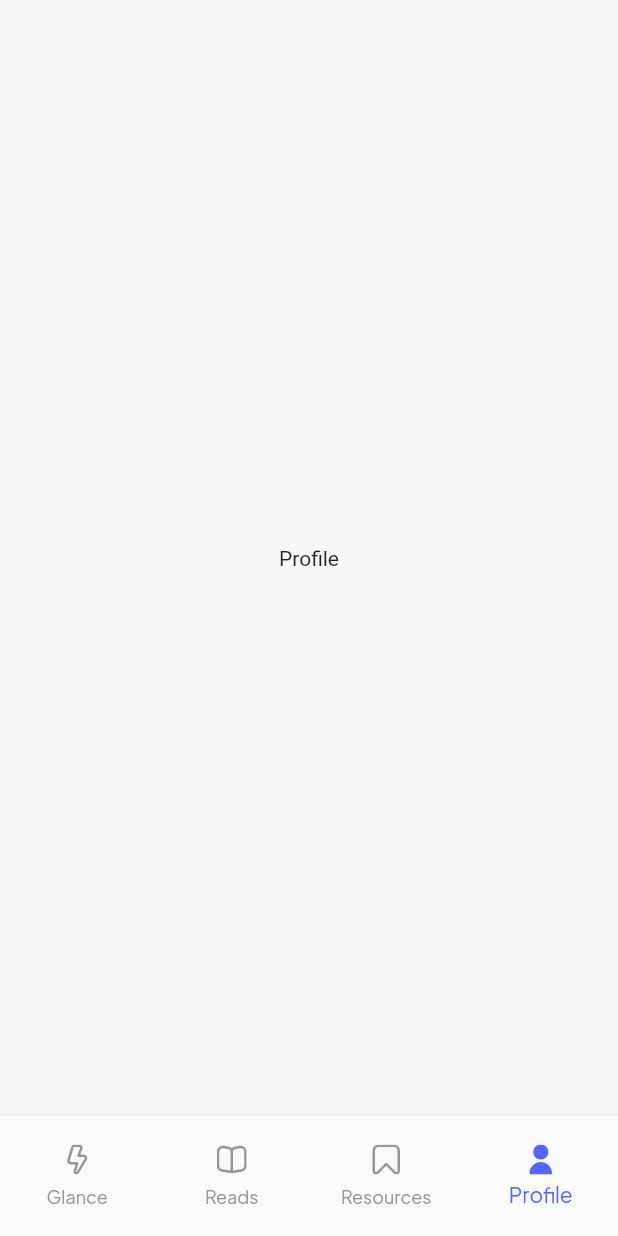
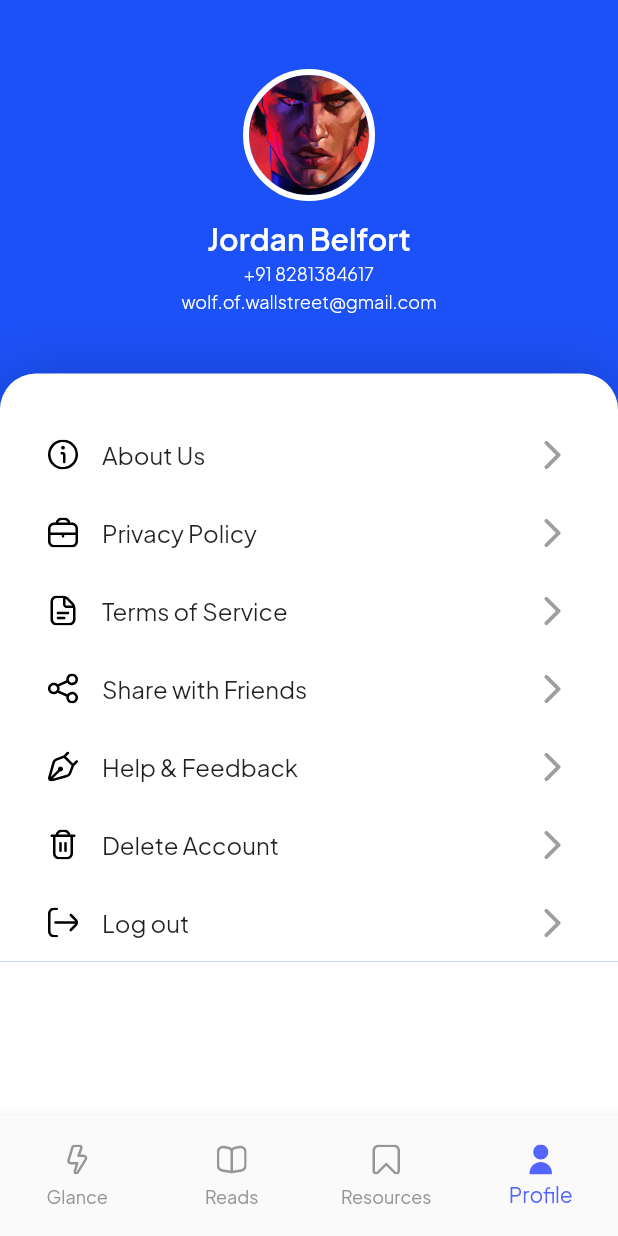
Before and after one commit to ijuice-20/spread, a Flutter app: the HomePage screen opened by its route, item 4 of the bottom bar chosen, on a phone screen of 412 x 824 dp. Run offline on Flutter 3.47's test engine with Material 2 defaults, Android fonts, the light colour scheme and no system bars; our stand-ins replace cloud_firestore, dotted_decoration, firebase_core, flutter_riverpod, flutter_svg, freezed_annotation and 2 more; accounts and stored records are empty; network calls fail.

Commit message:
feat: profile page ui

```diff
--- a/lib/app/application/values/text_style.dart
+++ b/lib/app/application/values/text_style.dart
@@ -65,6 +65,11 @@ final TextStyle plusJakartaSansSemiBold14 = GoogleFonts.plusJakartaSans(
   fontWeight: FontWeight.w600,
 );
 
+final TextStyle plusJakartaSansSemiBold20 = GoogleFonts.plusJakartaSans(
+  fontSize: 20,
+  fontWeight: FontWeight.w600,
+);
+
 final TextStyle plusJakartaSansSemiBold16 = GoogleFonts.plusJakartaSans(
   fontSize: 16,
   fontWeight: FontWeight.w600,
--- /dev/null
+++ b/lib/features/profile/presentation/presentation.dart
@@ -0,0 +1 @@
+export 'profile_page.dart';
--- /dev/null
+++ b/lib/features/profile/presentation/profile_page.dart
@@ -0,0 +1,182 @@
+import 'package:flutter/material.dart';
+import 'package:flutter_svg/flutter_svg.dart';
+import 'package:spread/app/application/values/text_style.dart';
+
+class ProfilePage extends StatelessWidget {
+  const ProfilePage({super.key});
+
+  @override
+  Widget build(BuildContext context) {
+    return SafeArea(
+      child: Scaffold(
+        backgroundColor: const Color(0xFF1C51F7),
+        body: Column(
+          mainAxisAlignment: MainAxisAlignment.start,
+          children: [
+            Padding(
+              padding: const EdgeInsets.only(
+                top: 50,
+                bottom: 40,
+              ),
+              child: Column(
+                children: [
+                  SizedBox(
+                    height: 80,
+                    width: 80,
+                    child: DecoratedBox(
+                      decoration: BoxDecoration(
+                        shape: BoxShape.circle,
+                        image: const DecorationImage(
+                          image: AssetImage(
+                            'assets/images/img-test.jpg',
+                          ),
+                          fit: BoxFit.cover,
+                        ),
+                        border: Border.all(
+                          width: 4,
+                          strokeAlign: BorderSide.strokeAlignOutside,
+                          color: Colors.white,
+                        ),
+                      ),
+                    ),
+                  ),
+                  Padding(
+                    padding: const EdgeInsets.only(
+                      top: 16,
+                    ),
+                    child: Text(
+                      'Jordan Belfort',
+                      style: plusJakartaSansSemiBold20.copyWith(
+                        color: Colors.white,
+                      ),
+                    ),
+                  ),
+                  Padding(
+                    padding: const EdgeInsets.symmetric(
+                      vertical: 4,
+                    ),
+                    child: Text(
+                      '+91 8281384617',
+                      style: plusJakartaSansLight12.copyWith(
+                        color: Colors.white,
+                      ),
+                    ),
+                  ),
+                  Text(
+                    'wolf.of.wallstreet@gmail.com',
+                    style: plusJakartaSansLight12.copyWith(
+                      color: Colors.white,
+                    ),
+                  ),
+                ],
+              ),
+            ),
+            DecoratedBox(
+              decoration: BoxDecoration(
+                  color: Colors.white,
+                  borderRadius: const BorderRadius.only(
+                    topLeft: Radius.circular(24),
+                    topRight: Radius.circular(24),
+                  ),
+                  boxShadow: [
+                    BoxShadow(
+                      color: Colors.black.withOpacity(0.2),
+                      blurRadius: 29,
+                    )
+                  ]),
+              child: const Padding(
+                padding: EdgeInsets.only(
+                  top: 28,
+                ),
+                child: Column(
+                  crossAxisAlignment: CrossAxisAlignment.stretch,
+                  children: [
+                    MenuItem(
+                      iconPath: 'assets/icons/ic-about-us.svg',
+                      title: 'About Us',
+                    ),
+                    MenuItem(
+                      iconPath: 'assets/icons/ic-privacy.svg',
+                      title: 'Privacy Policy',
+                    ),
+                    MenuItem(
+                      iconPath: 'assets/icons/ic-tos.svg',
+                      title: 'Terms of Service',
+                    ),
+                    MenuItem(
+                      iconPath: 'assets/icons/ic-share-with-friends.svg',
+                      title: 'Share with Friends',
+                    ),
+                    MenuItem(
+                      iconPath: 'assets/icons/ic-feedback.svg',
+                      title: 'Help & Feedback',
+                    ),
+                    MenuItem(
+                      iconPath: 'assets/icons/ic-delete.svg',
+                      title: 'Delete Account',
+                    ),
+                    MenuItem(
+                      iconPath: 'assets/icons/ic-logout.svg',
+                      title: 'Log out',
+                    ),
+                  ],
+                ),
+              ),
+            ),
+            Expanded(
+              child: Container(
+                color: Colors.white,
+              ),
+            )
+          ],
+        ),
+      ),
+    );
+  }
+}
+
+class MenuItem extends StatelessWidget {
+  const MenuItem({
+    super.key,
+    required this.iconPath,
+    required this.title,
+  });
+
+  final String iconPath;
+  final String title;
+
+  @override
+  Widget build(BuildContext context) {
+    return InkWell(
+      onTap: () {},
+      child: Padding(
+        padding: const EdgeInsets.symmetric(
+          horizontal: 32,
+          vertical: 14,
+        ),
+        child: Row(
+          children: [
+            SvgPicture.asset(
+              iconPath,
+              height: 20,
+            ),
+            Padding(
+              padding: const EdgeInsets.only(
+                left: 16,
+              ),
+              child: Text(
+                title,
+                style: plusJakartaSansRegular16,
+              ),
+            ),
+            const Spacer(),
+            Icon(
+              Icons.arrow_forward_ios_rounded,
+              color: Colors.grey[500],
+            )
+          ],
+        ),
+      ),
+    );
+  }
+}
--- a/lib/home.dart
+++ b/lib/home.dart
@@ -5,6 +5,7 @@ import 'package:spread/features/resource/presentation/presentation.dart';
 
 import 'features/glance/presentation/glance_page.dart';
 import 'features/news/presentation/reads_page.dart';
+import 'features/profile/presentation/profile_page.dart';
 
 class HomePage extends StatefulWidget {
   const HomePage({super.key});
@@ -20,11 +21,7 @@ class _HomePageState extends State<HomePage> {
     const GlancePage(),
     const ReadsPage(),
     const ResourcePage(),
-    const Center(
-      child: Text(
-        'Profile',
-      ),
-    ),
+    const ProfilePage(),
   ];
 
   void _onItemTapped(int index) {
```
Also changed, not shown: assets/icons/ic-about-us.svg (added), assets/icons/ic-delete.svg (added), assets/icons/ic-feedback.svg (added), assets/icons/ic-logout.svg (added), assets/icons/ic-privacy.svg (added), assets/icons/ic-share-with-friends.svg (added), assets/icons/ic-tos.svg (added).
